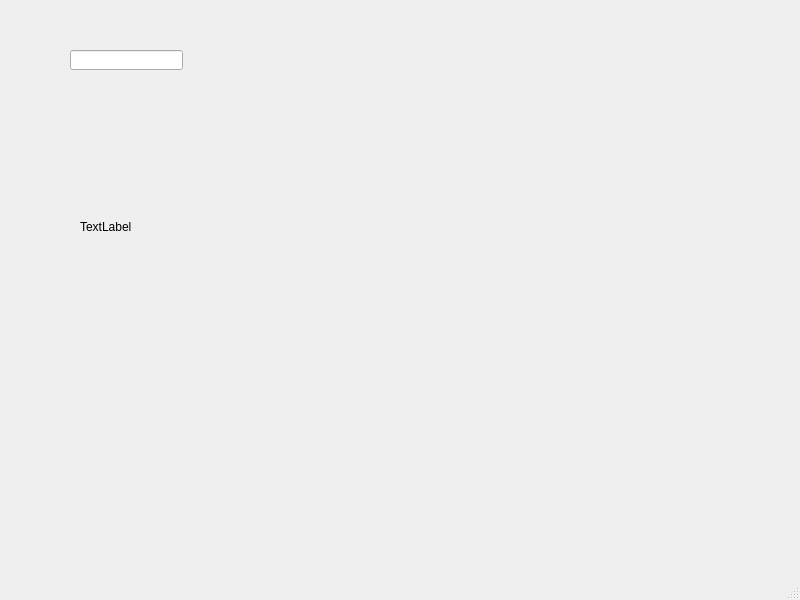
Old version of the form mainwindow.ui in the repository silverfoxpt/cryptoGUI.
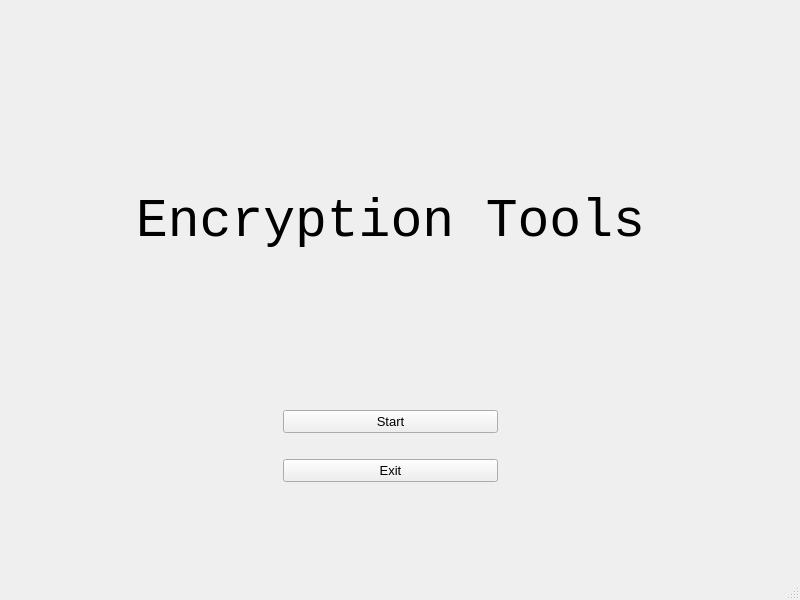
New version of the form.

Commit message: Added main screen:

What changed in the file:
```diff
--- a/mainwindow.ui
+++ b/mainwindow.ui
@@ -14,43 +14,210 @@
    <string>MainWindow</string>
   </property>
   <widget class="QWidget" name="centralwidget">
-   <widget class="QLabel" name="newLab">
+   <widget class="QStackedWidget" name="stackedWidget">
     <property name="geometry">
      <rect>
-      <x>80</x>
-      <y>220</y>
-      <width>461</width>
-      <height>111</height>
+      <x>60</x>
+      <y>40</y>
+      <width>661</width>
+      <height>461</height>
      </rect>
     </property>
-    <property name="sizePolicy">
-     <sizepolicy hsizetype="MinimumExpanding" vsizetype="MinimumExpanding">
-      <horstretch>0</horstretch>
-      <verstretch>0</verstretch>
-     </sizepolicy>
+    <property name="currentIndex">
+     <number>0</number>
     </property>
-    <property name="text">
-     <string>TextLabel</string>
-    </property>
-    <property name="scaledContents">
-     <bool>true</bool>
-    </property>
-    <property name="alignment">
-     <set>Qt::AlignLeading|Qt::AlignLeft|Qt::AlignTop</set>
-    </property>
-    <property name="wordWrap">
-     <bool>true</bool>
-    </property>
-   </widget>
-   <widget class="QLineEdit" name="lineEdit">
-    <property name="geometry">
-     <rect>
-      <x>70</x>
-      <y>50</y>
-      <width>113</width>
-      <height>20</height>
-     </rect>
-    </property>
+    <widget class="QWidget" name="page">
+     <layout class="QVBoxLayout" name="verticalLayout">
+      <item>
+       <spacer name="verticalSpacer_4">
+        <property name="orientation">
+         <enum>Qt::Vertical</enum>
+        </property>
+        <property name="sizeHint" stdset="0">
+         <size>
+          <width>20</width>
+          <height>40</height>
+         </size>
+        </property>
+       </spacer>
+      </item>
+      <item>
+       <widget class="QLabel" name="label_2">
+        <property name="font">
+         <font>
+          <family>Consolas</family>
+          <pointsize>40</pointsize>
+         </font>
+        </property>
+        <property name="text">
+         <string>Encryption Tools</string>
+        </property>
+        <property name="alignment">
+         <set>Qt::AlignCenter</set>
+        </property>
+       </widget>
+      </item>
+      <item>
+       <spacer name="verticalSpacer">
+        <property name="orientation">
+         <enum>Qt::Vertical</enum>
+        </property>
+        <property name="sizeHint" stdset="0">
+         <size>
+          <width>20</width>
+          <height>40</height>
+         </size>
+        </property>
+       </spacer>
+      </item>
+      <item>
+       <layout class="QHBoxLayout" name="horizontalLayout">
+        <property name="topMargin">
+         <number>10</number>
+        </property>
+        <property name="bottomMargin">
+         <number>10</number>
+        </property>
+        <item>
+         <spacer name="horizontalSpacer">
+          <property name="orientation">
+           <enum>Qt::Horizontal</enum>
+          </property>
+          <property name="sizeHint" stdset="0">
+           <size>
+            <width>40</width>
+            <height>20</height>
+           </size>
+          </property>
+         </spacer>
+        </item>
+        <item>
+         <widget class="QPushButton" name="Start">
+          <property name="sizePolicy">
+           <sizepolicy hsizetype="Expanding" vsizetype="Minimum">
+            <horstretch>0</horstretch>
+            <verstretch>0</verstretch>
+           </sizepolicy>
+          </property>
+          <property name="font">
+           <font>
+            <pointsize>10</pointsize>
+           </font>
+          </property>
+          <property name="text">
+           <string>Start</string>
+          </property>
+         </widget>
+        </item>
+        <item>
+         <spacer name="horizontalSpacer_2">
+          <property name="orientation">
+           <enum>Qt::Horizontal</enum>
+          </property>
+          <property name="sizeHint" stdset="0">
+           <size>
+            <width>40</width>
+            <height>20</height>
+           </size>
+          </property>
+         </spacer>
+        </item>
+       </layout>
+      </item>
+      <item>
+       <layout class="QHBoxLayout" name="horizontalLayout_3">
+        <property name="topMargin">
+         <number>10</number>
+        </property>
+        <property name="bottomMargin">
+         <number>10</number>
+        </property>
+        <item>
+         <spacer name="horizontalSpacer_5">
+          <property name="orientation">
+           <enum>Qt::Horizontal</enum>
+          </property>
+          <property name="sizeHint" stdset="0">
+           <size>
+            <width>40</width>
+            <height>20</height>
+           </size>
+          </property>
+         </spacer>
+        </item>
+        <item>
+         <widget class="QPushButton" name="Exit">
+          <property name="sizePolicy">
+           <sizepolicy hsizetype="Expanding" vsizetype="Maximum">
+            <horstretch>0</horstretch>
+            <verstretch>0</verstretch>
+           </sizepolicy>
+          </property>
+          <property name="font">
+           <font>
+            <pointsize>10</pointsize>
+           </font>
+          </property>
+          <property name="text">
+           <string>Exit</string>
+          </property>
+         </widget>
+        </item>
+        <item>
+         <spacer name="horizontalSpacer_6">
+          <property name="orientation">
+           <enum>Qt::Horizontal</enum>
+          </property>
+          <property name="sizeHint" stdset="0">
+           <size>
+            <width>40</width>
+            <height>20</height>
+           </size>
+          </property>
+         </spacer>
+        </item>
+       </layout>
+      </item>
+     </layout>
+    </widget>
+    <widget class="QWidget" name="page_2">
+     <widget class="QPushButton" name="pushButton_2">
+      <property name="geometry">
+       <rect>
+        <x>320</x>
+        <y>40</y>
+        <width>93</width>
+        <height>28</height>
+       </rect>
+      </property>
+      <property name="text">
+       <string>Back</string>
+      </property>
+     </widget>
+     <widget class="QLineEdit" name="lineEdit">
+      <property name="geometry">
+       <rect>
+        <x>60</x>
+        <y>40</y>
+        <width>113</width>
+        <height>22</height>
+       </rect>
+      </property>
+     </widget>
+     <widget class="QLabel" name="label">
+      <property name="geometry">
+       <rect>
+        <x>50</x>
+        <y>80</y>
+        <width>381</width>
+        <height>111</height>
+       </rect>
+      </property>
+      <property name="text">
+       <string>TextLabel</string>
+      </property>
+     </widget>
+    </widget>
    </widget>
   </widget>
   <widget class="QMenuBar" name="menubar">
```
Left out of the diff: 2 changed lines with no effect on the pictures. The commit also changes 3 other files.
